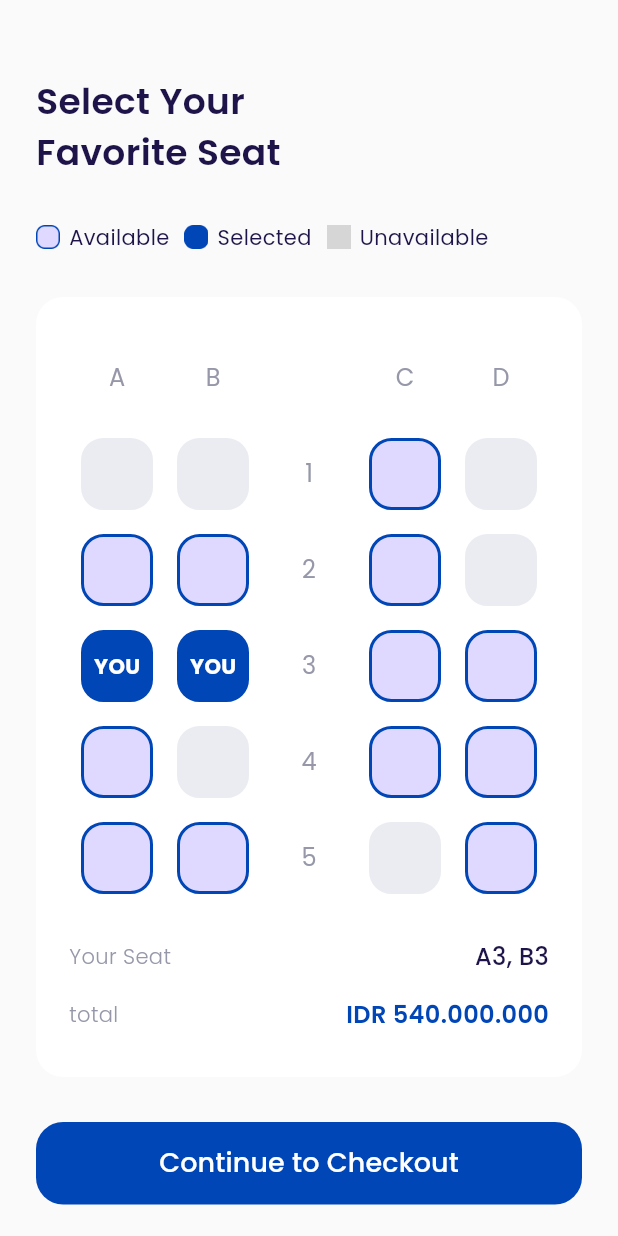
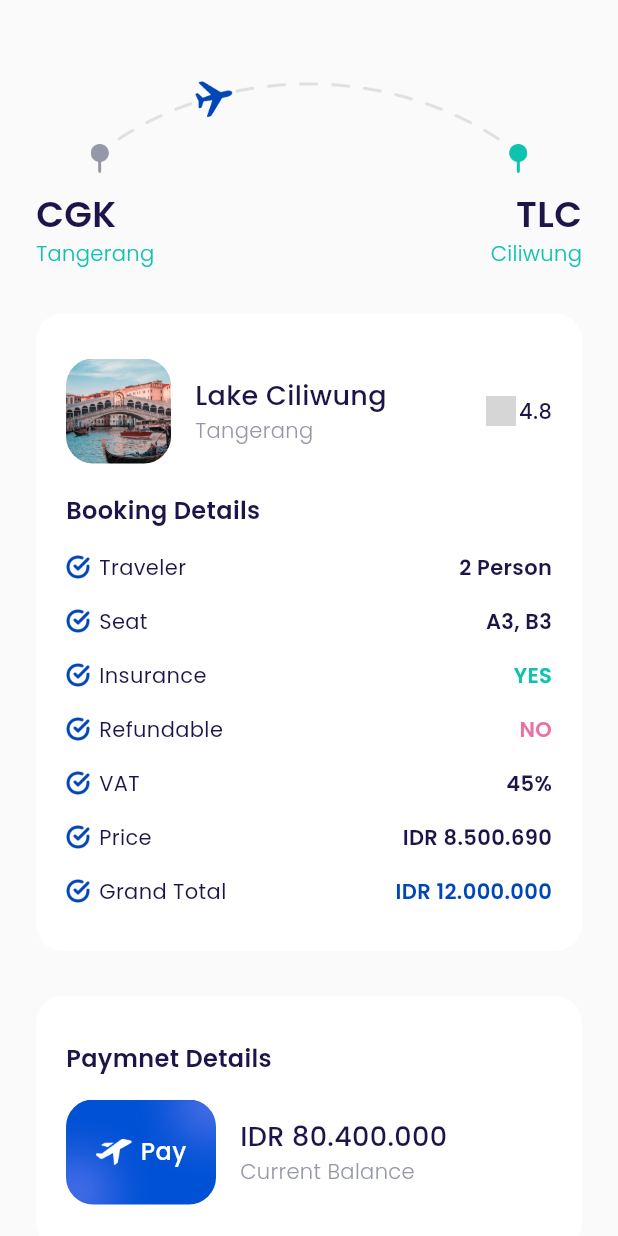
Before and after one commit to taunur/airplane-app, a Flutter app: the ChooseSeatPage screen opened directly, after a tap on "Continue to Checkout", on a phone screen of 412 x 824 dp. Run offline on Flutter 3.47's test engine with Material 3 defaults, Android fonts, the phone set to English and light mode, and no system bars; our stand-ins replace google_fonts; grey boxes are pictures that could not be loaded.

Commit message:
done slicing checkout_page

```diff
--- a/lib/ui/pages/bonus_page.dart
+++ b/lib/ui/pages/bonus_page.dart
@@ -1,5 +1,5 @@
 import 'package:airplane_app/shared/theme.dart';
-import 'package:airplane_app/ui/widgets/custom_button_widget.dart';
+import 'package:airplane_app/ui/widgets/custom_button.dart';
 import 'package:flutter/material.dart';
 
 class BonusPage extends StatelessWidget {
--- /dev/null
+++ b/lib/ui/pages/checkout_page.dart
@@ -0,0 +1,324 @@
+import 'package:airplane_app/shared/theme.dart';
+import 'package:airplane_app/ui/widgets/booking_detail_item.dart';
+import 'package:airplane_app/ui/widgets/custom_button.dart';
+import 'package:flutter/material.dart';
+
+class CheckoutPage extends StatelessWidget {
+  const CheckoutPage({super.key});
+
+  @override
+  Widget build(BuildContext context) {
+    Widget route() {
+      return Container(
+        margin: const EdgeInsets.only(top: 50),
+        child: Column(
+          children: [
+            Container(
+              width: 291,
+              height: 65,
+              margin: const EdgeInsets.only(bottom: 10),
+              decoration: const BoxDecoration(
+                image: DecorationImage(
+                  image: AssetImage("assets/img_checkout.png"),
+                ),
+              ),
+            ),
+            Row(
+              mainAxisAlignment: MainAxisAlignment.spaceBetween,
+              children: [
+                Column(
+                  crossAxisAlignment: CrossAxisAlignment.start,
+                  children: [
+                    Text(
+                      "CGK",
+                      style: blackTextStyle.copyWith(
+                        fontSize: 24,
+                        fontWeight: semiBold,
+                      ),
+                    ),
+                    Text(
+                      "Tangerang",
+                      style: greenTextStyle.copyWith(
+                        fontWeight: light,
+                      ),
+                    ),
+                  ],
+                ),
+                Column(
+                  crossAxisAlignment: CrossAxisAlignment.end,
+                  children: [
+                    Text(
+                      "TLC",
+                      style: blackTextStyle.copyWith(
+                        fontSize: 24,
+                        fontWeight: semiBold,
+                      ),
+                    ),
+                    Text(
+                      "Ciliwung",
+                      style: greenTextStyle.copyWith(
+                        fontWeight: light,
+                      ),
+                    ),
+                  ],
+                )
+              ],
+            )
+          ],
+        ),
+      );
+    }
+
+    bookingDetails() {
+      return Container(
+        margin: const EdgeInsets.only(top: 30),
+        padding: const EdgeInsets.symmetric(
+          horizontal: 20,
+          vertical: 30,
+        ),
+        decoration: BoxDecoration(
+          borderRadius: BorderRadius.circular(18),
+          color: kWhiteColor,
+        ),
+        child: Column(
+          crossAxisAlignment: CrossAxisAlignment.start,
+          children: [
+            /// NOTE: DESTINATION TILE
+            Row(
+              children: [
+                Container(
+                  width: 70,
+                  height: 70,
+                  margin: const EdgeInsets.only(right: 16),
+                  decoration: BoxDecoration(
+                    borderRadius: BorderRadius.circular(18),
+                    image: const DecorationImage(
+                      fit: BoxFit.cover,
+                      image: AssetImage("assets/img_destination-1.png"),
+                    ),
+                  ),
+                ),
+                Expanded(
+                  child: Column(
+                    crossAxisAlignment: CrossAxisAlignment.start,
+                    children: [
+                      Text(
+                        "Lake Ciliwung",
+                        style: blackTextStyle.copyWith(
+                          fontSize: 18,
+                          fontWeight: medium,
+                        ),
+                      ),
+                      Text(
+                        "Tangerang",
+                        style: greyTextStyle.copyWith(
+                          fontWeight: light,
+                        ),
+                      ),
+                    ],
+                  ),
+                ),
+                Row(
+                  mainAxisAlignment: MainAxisAlignment.center,
+                  crossAxisAlignment: CrossAxisAlignment.start,
+                  children: [
+                    Container(
+                      margin: const EdgeInsets.only(left: 2, right: 2),
+                      width: 20,
+                      height: 20,
+                      decoration: const BoxDecoration(
+                        image: DecorationImage(
+                          image: AssetImage("assets/ic_star.png"),
+                        ),
+                      ),
+                    ),
+                    Text(
+                      4.8.toString(),
+                      style: blackTextStyle.copyWith(
+                        fontWeight: medium,
+                      ),
+                    ),
+                  ],
+                ),
+              ],
+            ),
+
+            /// NOTE: BOOKING DETAILS TEXT
+            Container(
+              margin: const EdgeInsets.only(top: 20),
+              child: Text(
+                "Booking Details",
+                style: blackTextStyle.copyWith(
+                  fontSize: 16,
+                  fontWeight: semiBold,
+                ),
+              ),
+            ),
+
+            /// NOTE: BOOKING DETAILS ITEM
+            BookingDetailItem(
+              title: 'Traveler',
+              valueText: '2 Person',
+              valueColor: kBlackColor,
+            ),
+            BookingDetailItem(
+              title: 'Seat',
+              valueText: 'A3, B3',
+              valueColor: kBlackColor,
+            ),
+            BookingDetailItem(
+              title: 'Insurance',
+              valueText: 'YES',
+              valueColor: kGreenColor,
+            ),
+            BookingDetailItem(
+              title: 'Refundable',
+              valueText: 'NO',
+              valueColor: kRedColor,
+            ),
+            BookingDetailItem(
+              title: 'VAT',
+              valueText: '45%',
+              valueColor: kBlackColor,
+            ),
+            BookingDetailItem(
+              title: 'Price',
+              valueText: 'IDR 8.500.690',
+              valueColor: kBlackColor,
+            ),
+            BookingDetailItem(
+              title: 'Grand Total',
+              valueText: 'IDR 12.000.000',
+              valueColor: kPrimaryColor,
+            ),
+          ],
+        ),
+      );
+    }
+
+    Widget paymentDetails() {
+      return Container(
+        margin: const EdgeInsets.only(top: 30),
+        padding: const EdgeInsets.symmetric(horizontal: 20, vertical: 30),
+        decoration: BoxDecoration(
+          borderRadius: BorderRadius.circular(18),
+          color: kWhiteColor,
+        ),
+        child: Column(
+          crossAxisAlignment: CrossAxisAlignment.start,
+          children: [
+            Text(
+              "Paymnet Details",
+              style: blackTextStyle.copyWith(
+                fontSize: 16,
+                fontWeight: semiBold,
+              ),
+            ),
+            Container(
+              margin: const EdgeInsets.only(top: 16),
+              child: Row(
+                children: [
+                  Container(
+                    width: 100,
+                    height: 70,
+                    margin: const EdgeInsets.only(right: 16),
+                    decoration: BoxDecoration(
+                      borderRadius: BorderRadius.circular(18),
+                      image: const DecorationImage(
+                        fit: BoxFit.cover,
+                        image: AssetImage("assets/img_card.png"),
+                      ),
+                    ),
+                    child: Center(
+                      child: Row(
+                        mainAxisAlignment: MainAxisAlignment.center,
+                        children: [
+                          Container(
+                            width: 24,
+                            height: 24,
+                            margin: const EdgeInsets.only(right: 6),
+                            decoration: const BoxDecoration(
+                              image: DecorationImage(
+                                image: AssetImage("assets/ic_plane.png"),
+                              ),
+                            ),
+                          ),
+                          Text(
+                            "Pay",
+                            style: whiteTextstyle.copyWith(
+                              fontSize: 16,
+                              fontWeight: medium,
+                            ),
+                          ),
+                        ],
+                      ),
+                    ),
+                  ),
+                  Column(
+                    crossAxisAlignment: CrossAxisAlignment.start,
+                    children: [
+                      Text(
+                        "IDR 80.400.000",
+                        style: blackTextStyle.copyWith(
+                          fontSize: 18,
+                          fontWeight: medium,
+                        ),
+                      ),
+                      Text(
+                        "Current Balance",
+                        style: greyTextStyle.copyWith(
+                          fontWeight: light,
+                        ),
+                      ),
+                    ],
+                  ),
+                ],
+              ),
+            ),
+          ],
+        ),
+      );
+    }
+
+    Widget payNowButton() {
+      return CustomButton(
+        title: "Get Started",
+        margin: const EdgeInsets.only(top: 30),
+        onPressed: () {
+          Navigator.popAndPushNamed(context, '/bonus');
+        },
+      );
+    }
+
+    Widget tacButton() {
+      return Container(
+        alignment: Alignment.center,
+        margin: const EdgeInsets.symmetric(vertical: 30),
+        child: Text(
+          "Terms and Conditions",
+          style: greyTextStyle.copyWith(
+            fontWeight: light,
+            fontSize: 16,
+            decoration: TextDecoration.underline,
+          ),
+        ),
+      );
+    }
+
+    return Scaffold(
+      backgroundColor: kBgColor,
+      body: ListView(
+        padding: EdgeInsets.symmetric(
+          horizontal: defaultMargin,
+        ),
+        children: [
+          route(),
+          bookingDetails(),
+          paymentDetails(),
+          payNowButton(),
+          tacButton(),
+        ],
+      ),
+    );
+  }
+}
--- a/lib/ui/pages/choose_seat_page.dart
+++ b/lib/ui/pages/choose_seat_page.dart
@@ -1,5 +1,6 @@
 import 'package:airplane_app/shared/theme.dart';
-import 'package:airplane_app/ui/widgets/custom_button_widget.dart';
+import 'package:airplane_app/ui/pages/checkout_page.dart';
+import 'package:airplane_app/ui/widgets/custom_button.dart';
 import 'package:airplane_app/ui/widgets/seat_item.dart';
 import 'package:flutter/material.dart';
 
@@ -342,7 +343,14 @@ class ChooseSeatPage extends StatelessWidget {
     Widget checkoutButton() {
       return CustomButton(
         title: "Continue to Checkout",
-        onPressed: () {},
+        onPressed: () {
+          Navigator.push(
+            context,
+            MaterialPageRoute(
+              builder: (context) => const CheckoutPage(),
+            ),
+          );
+        },
         margin: const EdgeInsets.only(
           top: 30,
           bottom: 46,
--- a/lib/ui/pages/detail_page.dart
+++ b/lib/ui/pages/detail_page.dart
@@ -1,8 +1,8 @@
 import 'package:airplane_app/shared/theme.dart';
 import 'package:airplane_app/ui/pages/choose_seat_page.dart';
-import 'package:airplane_app/ui/widgets/custom_button_widget.dart';
-import 'package:airplane_app/ui/widgets/interest_item_widget.dart';
-import 'package:airplane_app/ui/widgets/photo_item_widget.dart';
+import 'package:airplane_app/ui/widgets/custom_button.dart';
+import 'package:airplane_app/ui/widgets/interest_item.dart';
+import 'package:airplane_app/ui/widgets/photo_item.dart';
 import 'package:flutter/material.dart';
 
 class DetailPage extends StatelessWidget {
--- a/lib/ui/pages/get_started_page.dart
+++ b/lib/ui/pages/get_started_page.dart
@@ -1,5 +1,5 @@
 import 'package:airplane_app/shared/theme.dart';
-import 'package:airplane_app/ui/widgets/custom_button_widget.dart';
+import 'package:airplane_app/ui/widgets/custom_button.dart';
 import 'package:flutter/material.dart';
 
 class GetStartedPage extends StatelessWidget {
--- a/lib/ui/pages/home_page.dart
+++ b/lib/ui/pages/home_page.dart
@@ -1,5 +1,5 @@
 import 'package:airplane_app/shared/theme.dart';
-import 'package:airplane_app/ui/widgets/destination_card_widget.dart';
+import 'package:airplane_app/ui/widgets/destination_card.dart';
 import 'package:airplane_app/ui/widgets/destination_tile.dart';
 import 'package:flutter/material.dart';
 
--- a/lib/ui/pages/main_page.dart
+++ b/lib/ui/pages/main_page.dart
@@ -1,6 +1,6 @@
 import 'package:airplane_app/shared/theme.dart';
 import 'package:airplane_app/ui/pages/home_page.dart';
-import 'package:airplane_app/ui/widgets/custom_navbar_widget.dart';
+import 'package:airplane_app/ui/widgets/custom_navbar.dart';
 import 'package:flutter/material.dart';
 
 class MainPage extends StatelessWidget {
--- a/lib/ui/pages/sign_up_page.dart
+++ b/lib/ui/pages/sign_up_page.dart
@@ -1,6 +1,6 @@
 import 'package:airplane_app/shared/theme.dart';
-import 'package:airplane_app/ui/widgets/custom_button_widget.dart';
-import 'package:airplane_app/ui/widgets/custom_text_input_widget.dart';
+import 'package:airplane_app/ui/widgets/custom_button.dart';
+import 'package:airplane_app/ui/widgets/custom_text_input.dart';
 import 'package:flutter/material.dart';
 
 class SignUpPage extends StatelessWidget {
--- /dev/null
+++ b/lib/ui/widgets/booking_detail_item.dart
@@ -0,0 +1,47 @@
+import 'package:airplane_app/shared/theme.dart';
+import 'package:flutter/material.dart';
+
+class BookingDetailItem extends StatelessWidget {
+  final String title;
+  final String valueText;
+  final Color valueColor;
+  const BookingDetailItem({
+    super.key,
+    required this.title,
+    required this.valueText,
+    required this.valueColor,
+  });
+
+  @override
+  Widget build(BuildContext context) {
+    return Container(
+      margin: const EdgeInsets.only(top: 16),
+      child: Row(
+        children: [
+          Container(
+            width: 16,
+            height: 16,
+            margin: const EdgeInsets.only(right: 6),
+            decoration: const BoxDecoration(
+              image: DecorationImage(
+                image: AssetImage("assets/ic_checklist.png"),
+              ),
+            ),
+          ),
+          Text(
+            title,
+            style: blackTextStyle,
+          ),
+          const Spacer(),
+          Text(
+            valueText,
+            style: blackTextStyle.copyWith(
+              fontWeight: semiBold,
+              color: valueColor,
+            ),
+          ),
+        ],
+      ),
+    );
+  }
+}
```
Also changed, not shown: lib/ui/widgets/custom_button.dart (renamed from lib/ui/widgets/custom_button_widget.dart), lib/ui/widgets/custom_navbar.dart (renamed from lib/ui/widgets/custom_navbar_widget.dart), lib/ui/widgets/custom_text_input.dart (renamed from lib/ui/widgets/custom_text_input_widget.dart), lib/ui/widgets/destination_card.dart (renamed from lib/ui/widgets/destination_card_widget.dart), lib/ui/widgets/interest_item.dart (renamed from lib/ui/widgets/interest_item_widget.dart), lib/ui/widgets/photo_item.dart (renamed from lib/ui/widgets/photo_item_widget.dart).
